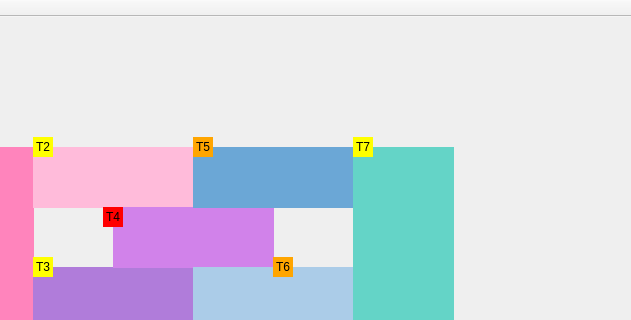
Above: mainwindow.ui from emillicosta/simuladortrem before the change; both pictures show x 97 to 728 and y 0 to 320 of the 728 by 476 pixel window. Below: the same form after it.
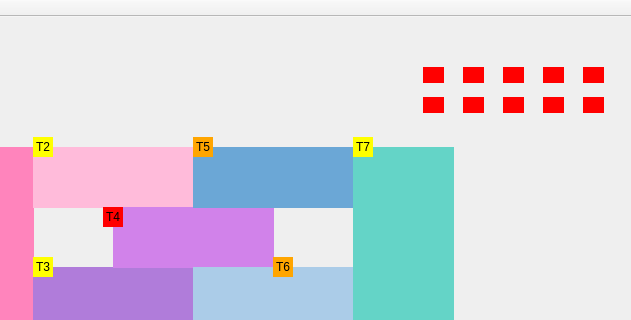
That is the form after the change.

The edit to the form file:
```diff
--- a/mainwindow.ui
+++ b/mainwindow.ui
@@ -243,11 +243,158 @@
    <widget class="QLabel" name="label">
     <property name="geometry">
      <rect>
-      <x>230</x>
-      <y>70</y>
-      <width>59</width>
-      <height>15</height>
+      <x>600</x>
+      <y>50</y>
+      <width>21</width>
+      <height>16</height>
      </rect>
+    </property>
+    <property name="styleSheet">
+     <string notr="true">background-color: red</string>
+    </property>
+    <property name="text">
+     <string/>
+    </property>
+   </widget>
+   <widget class="QLabel" name="labelSema3">
+    <property name="geometry">
+     <rect>
+      <x>640</x>
+      <y>50</y>
+      <width>21</width>
+      <height>16</height>
+     </rect>
+    </property>
+    <property name="styleSheet">
+     <string notr="true">background-color: red</string>
+    </property>
+    <property name="text">
+     <string/>
+    </property>
+   </widget>
+   <widget class="QLabel" name="labelSema4">
+    <property name="geometry">
+     <rect>
+      <x>680</x>
+      <y>50</y>
+      <width>21</width>
+      <height>16</height>
+     </rect>
+    </property>
+    <property name="styleSheet">
+     <string notr="true">background-color: red</string>
+    </property>
+    <property name="text">
+     <string/>
+    </property>
+   </widget>
+   <widget class="QLabel" name="labelSema0">
+    <property name="geometry">
+     <rect>
+      <x>520</x>
+      <y>50</y>
+      <width>21</width>
+      <height>16</height>
+     </rect>
+    </property>
+    <property name="styleSheet">
+     <string notr="true">background-color: red</string>
+    </property>
+    <property name="text">
+     <string/>
+    </property>
+   </widget>
+   <widget class="QLabel" name="labelSema5">
+    <property name="geometry">
+     <rect>
+      <x>520</x>
+      <y>80</y>
+      <width>21</width>
+      <height>16</height>
+     </rect>
+    </property>
+    <property name="styleSheet">
+     <string notr="true">background-color: red</string>
+    </property>
+    <property name="text">
+     <string/>
+    </property>
+   </widget>
+   <widget class="QLabel" name="labelSema6">
+    <property name="geometry">
+     <rect>
+      <x>560</x>
+      <y>80</y>
+      <width>21</width>
+      <height>16</height>
+     </rect>
+    </property>
+    <property name="styleSheet">
+     <string notr="true">background-color: red</string>
+    </property>
+    <property name="text">
+     <string/>
+    </property>
+   </widget>
+   <widget class="QLabel" name="labelSema7">
+    <property name="geometry">
+     <rect>
+      <x>600</x>
+      <y>80</y>
+      <width>21</width>
+      <height>16</height>
+     </rect>
+    </property>
+    <property name="styleSheet">
+     <string notr="true">background-color: red</string>
+    </property>
+    <property name="text">
+     <string/>
+    </property>
+   </widget>
+   <widget class="QLabel" name="labelSema8">
+    <property name="geometry">
+     <rect>
+      <x>640</x>
+      <y>80</y>
+      <width>21</width>
+      <height>16</height>
+     </rect>
+    </property>
+    <property name="styleSheet">
+     <string notr="true">background-color: red</string>
+    </property>
+    <property name="text">
+     <string/>
+    </property>
+   </widget>
+   <widget class="QLabel" name="labelSema9">
+    <property name="geometry">
+     <rect>
+      <x>680</x>
+      <y>80</y>
+      <width>21</width>
+      <height>16</height>
+     </rect>
+    </property>
+    <property name="styleSheet">
+     <string notr="true">background-color: red</string>
+    </property>
+    <property name="text">
+     <string/>
+    </property>
+   </widget>
+   <widget class="QLabel" name="labelSema1">
+    <property name="geometry">
+     <rect>
+      <x>560</x>
+      <y>50</y>
+      <width>21</width>
+      <height>16</height>
+     </rect>
+    </property>
+    <property name="styleSheet">
+     <string notr="true">background-color: red</string>
     </property>
     <property name="text">
      <string/>
```
Left out of the diff: 4 changed lines with no effect on the pictures.
